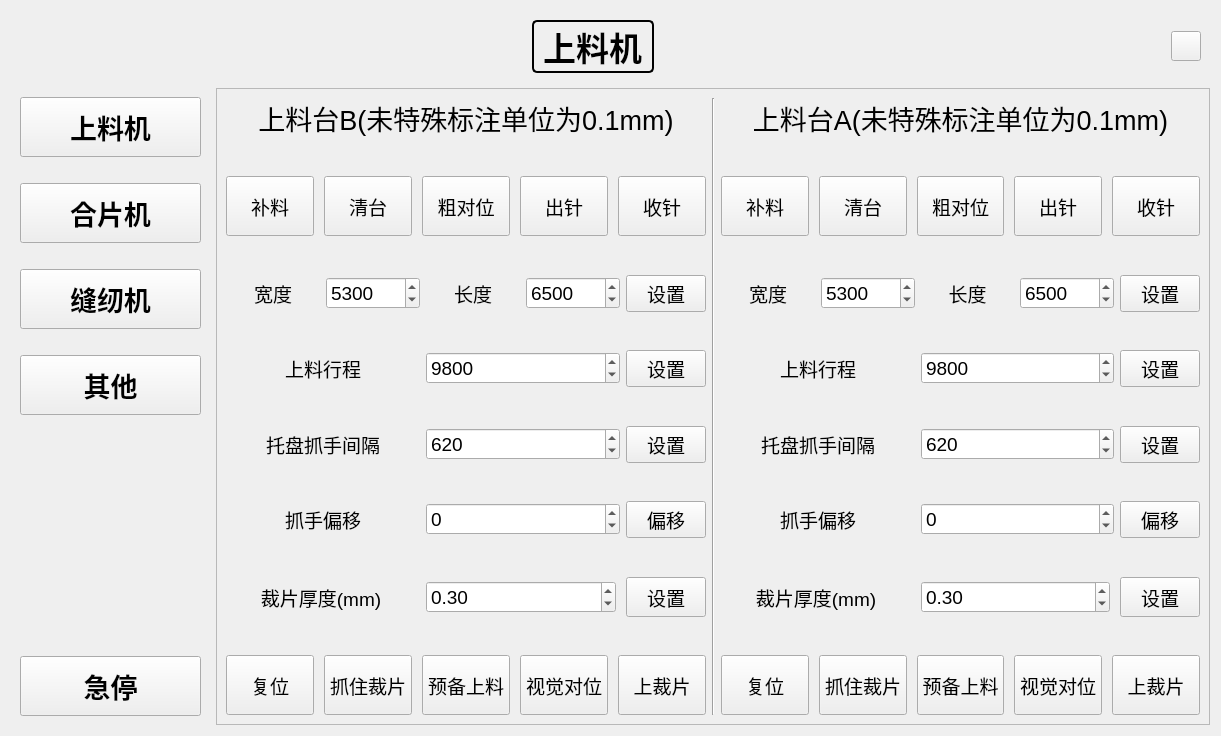
First picture: the form in ui/developer_widget.ui, repository Mrjiong-ff/syt_hmi, before the edit.
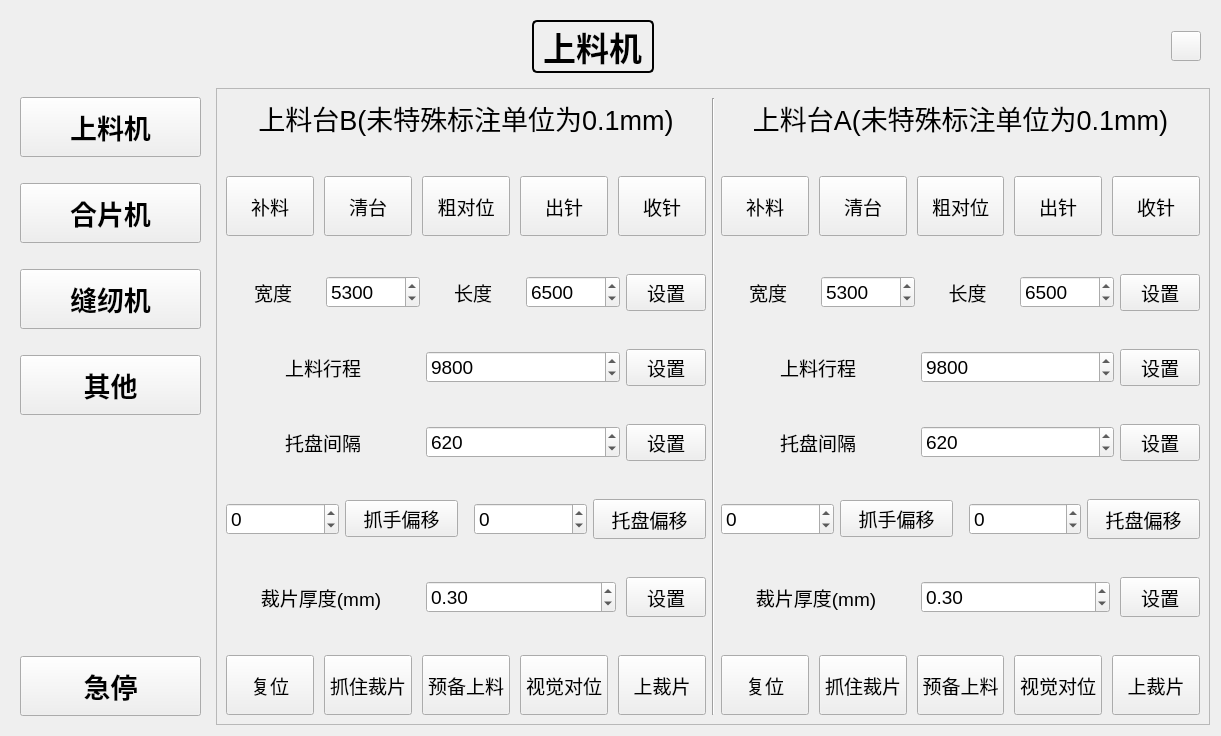
Second picture: the form after the edit. Custom widgets are drawn as their Qt base class.

Commit message: feat:管理员界面增加托盘偏移控制，修改针距控制

```diff
--- a/ui/developer_widget.ui
+++ b/ui/developer_widget.ui
@@ -585,7 +585,7 @@
                 </font>
                </property>
                <property name="text">
-                <string>托盘抓手间隔</string>
+                <string>托盘间隔</string>
                </property>
                <property name="alignment">
                 <set>Qt::AlignCenter</set>
@@ -654,21 +654,6 @@
            </item>
            <item>
             <layout class="QHBoxLayout" name="horizontalLayout_5">
-             <item>
-              <widget class="QLabel" name="label_5">
-               <property name="font">
-                <font>
-                 <pointsize>14</pointsize>
-                </font>
-               </property>
-               <property name="text">
-                <string>抓手偏移</string>
-               </property>
-               <property name="alignment">
-                <set>Qt::AlignCenter</set>
-               </property>
-              </widget>
-             </item>
              <item>
               <widget class="QSpinBox" name="offset_spinbox_B">
                <property name="font">
@@ -700,7 +685,7 @@
                </property>
                <property name="maximumSize">
                 <size>
-                 <width>80</width>
+                 <width>16777215</width>
                  <height>16777215</height>
                 </size>
                </property>
@@ -710,7 +695,56 @@
                 </font>
                </property>
                <property name="text">
-                <string>偏移</string>
+                <string>抓手偏移</string>
+               </property>
+              </widget>
+             </item>
+             <item>
+              <spacer name="horizontalSpacer_44">
+               <property name="orientation">
+                <enum>Qt::Horizontal</enum>
+               </property>
+               <property name="sizeType">
+                <enum>QSizePolicy::Minimum</enum>
+               </property>
+               <property name="sizeHint" stdset="0">
+                <size>
+                 <width>10</width>
+                 <height>20</height>
+                </size>
+               </property>
+              </spacer>
+             </item>
+             <item>
+              <widget class="QSpinBox" name="tray_offset_spinbox_B">
+               <property name="font">
+                <font>
+                 <pointsize>14</pointsize>
+                </font>
+               </property>
+               <property name="minimum">
+                <number>-1000</number>
+               </property>
+               <property name="maximum">
+                <number>1000</number>
+               </property>
+              </widget>
+             </item>
+             <item>
+              <widget class="WaterZoomButton" name="set_tray_offset_btn_B">
+               <property name="minimumSize">
+                <size>
+                 <width>0</width>
+                 <height>40</height>
+                </size>
+               </property>
+               <property name="font">
+                <font>
+                 <pointsize>14</pointsize>
+                </font>
+               </property>
+               <property name="text">
+                <string>托盘偏移</string>
                </property>
               </widget>
              </item>
@@ -1279,7 +1313,7 @@
                 </font>
                </property>
                <property name="text">
-                <string>托盘抓手间隔</string>
+                <string>托盘间隔</string>
                </property>
                <property name="alignment">
                 <set>Qt::AlignCenter</set>
@@ -1348,21 +1382,6 @@
            </item>
            <item>
             <layout class="QHBoxLayout" name="horizontalLayout_12">
-             <item>
-              <widget class="QLabel" name="label_10">
-               <property name="font">
-                <font>
-                 <pointsize>14</pointsize>
-                </font>
-               </property>
-               <property name="text">
-                <string>抓手偏移</string>
-               </property>
-               <property name="alignment">
-                <set>Qt::AlignCenter</set>
-               </property>
-              </widget>
-             </item>
              <item>
               <widget class="QSpinBox" name="offset_spinbox_A">
                <property name="font">
@@ -1394,7 +1413,7 @@
                </property>
                <property name="maximumSize">
                 <size>
-                 <width>80</width>
+                 <width>16777215</width>
                  <height>16777215</height>
                 </size>
                </property>
@@ -1404,7 +1423,56 @@
                 </font>
                </property>
                <property name="text">
-                <string>偏移</string>
+                <string>抓手偏移</string>
+               </property>
+              </widget>
+             </item>
+             <item>
+              <spacer name="horizontalSpacer_45">
+               <property name="orientation">
+                <enum>Qt::Horizontal</enum>
+               </property>
+               <property name="sizeType">
+                <enum>QSizePolicy::Minimum</enum>
+               </property>
+               <property name="sizeHint" stdset="0">
+                <size>
+                 <width>10</width>
+                 <height>20</height>
+                </size>
+               </property>
+              </spacer>
+             </item>
+             <item>
+              <widget class="QSpinBox" name="tray_offset_spinbox_A">
+               <property name="font">
+                <font>
+                 <pointsize>14</pointsize>
+                </font>
+               </property>
+               <property name="minimum">
+                <number>-1000</number>
+               </property>
+               <property name="maximum">
+                <number>1000</number>
+               </property>
+              </widget>
+             </item>
+             <item>
+              <widget class="WaterZoomButton" name="set_tray_offset_btn_A">
+               <property name="minimumSize">
+                <size>
+                 <width>0</width>
+                 <height>40</height>
+                </size>
+               </property>
+               <property name="font">
+                <font>
+                 <pointsize>14</pointsize>
+                </font>
+               </property>
+               <property name="text">
+                <string>托盘偏移</string>
                </property>
               </widget>
              </item>
```
Left out of the diff: 182 changed lines with no effect on the pictures. The commit also changes 6 other files.
